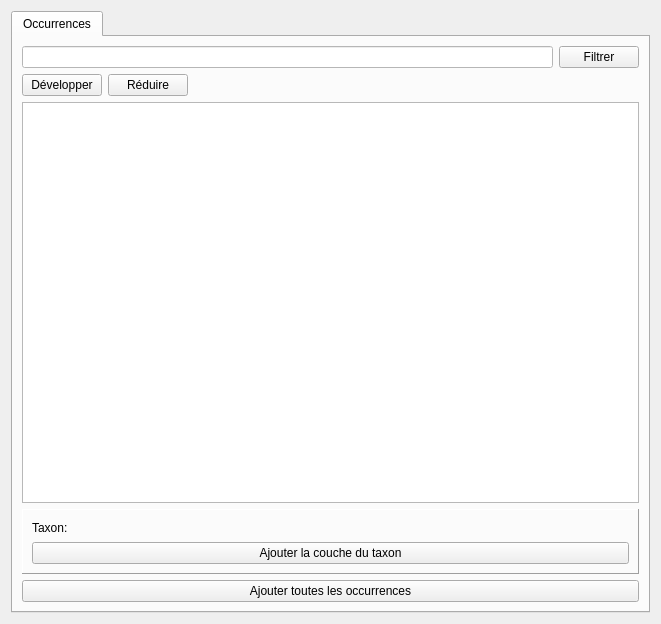
Qt form niamoto_plugin/ui/taxon_dock.ui (niamoto/qgis-niamoto-plugin) before a commit.
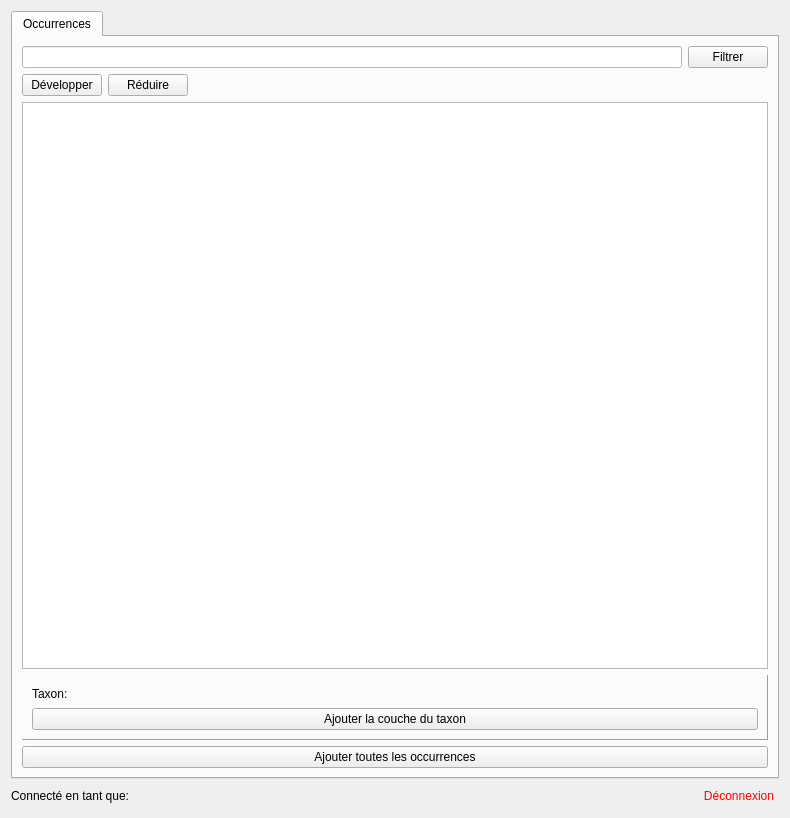
The same form after that commit.

Patch:
```diff
--- a/niamoto_plugin/ui/taxon_dock.ui
+++ b/niamoto_plugin/ui/taxon_dock.ui
@@ -6,8 +6,8 @@
    <rect>
     <x>0</x>
     <y>0</y>
-    <width>661</width>
-    <height>624</height>
+    <width>790</width>
+    <height>818</height>
    </rect>
   </property>
   <property name="windowTitle">
@@ -143,6 +143,65 @@
      </widget>
     </widget>
    </item>
+   <item>
+    <layout class="QHBoxLayout" name="horizontalLayout_3">
+     <item>
+      <widget class="QLabel" name="label">
+       <property name="text">
+        <string>Connecté en tant que:</string>
+       </property>
+      </widget>
+     </item>
+     <item>
+      <widget class="QLabel" name="username_label">
+       <property name="font">
+        <font>
+         <family>Cantarell</family>
+         <pointsize>12</pointsize>
+         <weight>9</weight>
+         <italic>false</italic>
+         <bold>false</bold>
+        </font>
+       </property>
+       <property name="styleSheet">
+        <string notr="true">font: 75 12pt &quot;Cantarell&quot;;</string>
+       </property>
+       <property name="text">
+        <string/>
+       </property>
+      </widget>
+     </item>
+     <item>
+      <spacer name="horizontalSpacer_2">
+       <property name="orientation">
+        <enum>Qt::Horizontal</enum>
+       </property>
+       <property name="sizeHint" stdset="0">
+        <size>
+         <width>40</width>
+         <height>20</height>
+        </size>
+       </property>
+      </spacer>
+     </item>
+     <item>
+      <widget class="QPushButton" name="logout_button">
+       <property name="styleSheet">
+        <string notr="true">color: red;</string>
+       </property>
+       <property name="text">
+        <string>Déconnexion</string>
+       </property>
+       <property name="checkable">
+        <bool>false</bool>
+       </property>
+       <property name="flat">
+        <bool>true</bool>
+       </property>
+      </widget>
+     </item>
+    </layout>
+   </item>
   </layout>
  </widget>
  <resources/>
```
Left out of the diff: 14 changed lines with no effect on the pictures.
